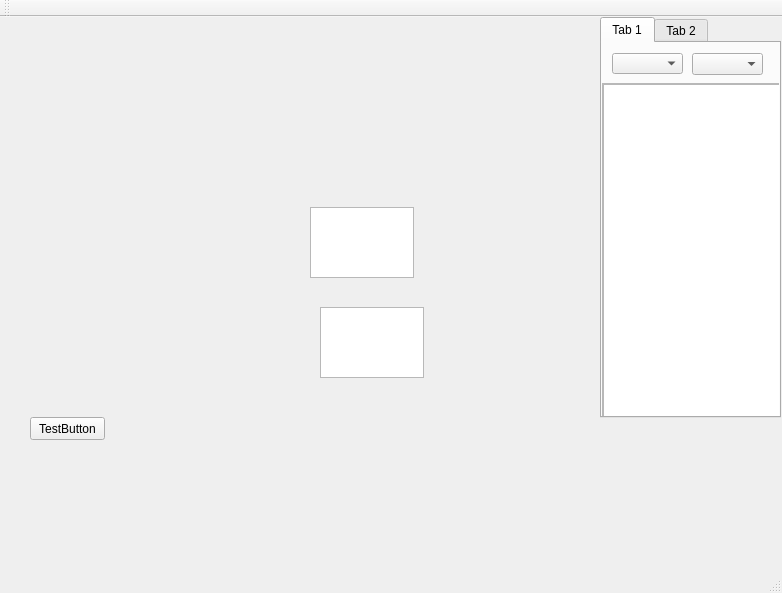
Koerner/Sturzflug-at-daedalus.ei.tum.de, file mainwindow.ui: the form before one commit.
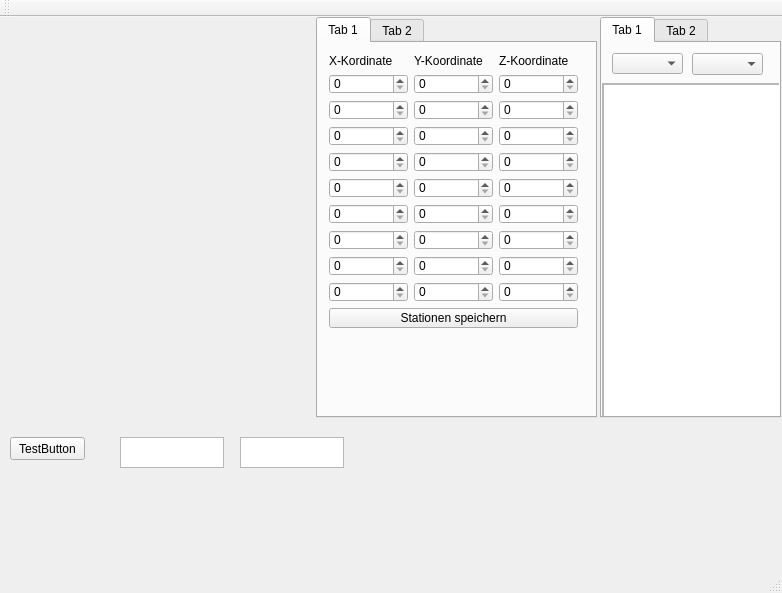
The form after the commit.

Commit message: GUI Bodenstationen Pos

The edit to the form file:
```diff
--- a/mainwindow.ui
+++ b/mainwindow.ui
@@ -17,8 +17,8 @@
    <widget class="QPushButton" name="TestButton">
     <property name="geometry">
      <rect>
-      <x>30</x>
-      <y>400</y>
+      <x>10</x>
+      <y>420</y>
       <width>75</width>
       <height>23</height>
      </rect>
@@ -30,10 +30,10 @@
    <widget class="QPlainTextEdit" name="XbeesendEdit">
     <property name="geometry">
      <rect>
-      <x>320</x>
-      <y>290</y>
+      <x>240</x>
+      <y>420</y>
       <width>104</width>
-      <height>71</height>
+      <height>31</height>
      </rect>
     </property>
    </widget>
@@ -186,13 +186,154 @@
    <widget class="QPlainTextEdit" name="IPSsendEdit">
     <property name="geometry">
      <rect>
-      <x>310</x>
-      <y>190</y>
+      <x>120</x>
+      <y>420</y>
       <width>104</width>
-      <height>71</height>
+      <height>31</height>
      </rect>
     </property>
    </widget>
+   <widget class="QTabWidget" name="tabWidget">
+    <property name="geometry">
+     <rect>
+      <x>316</x>
+      <y>0</y>
+      <width>281</width>
+      <height>401</height>
+     </rect>
+    </property>
+    <widget class="QWidget" name="tab_3">
+     <attribute name="title">
+      <string>Tab 1</string>
+     </attribute>
+     <widget class="QWidget" name="gridLayoutWidget">
+      <property name="geometry">
+       <rect>
+        <x>0</x>
+        <y>0</y>
+        <width>271</width>
+        <height>296</height>
+       </rect>
+      </property>
+      <layout class="QGridLayout" name="gridLayout">
+       <item row="2" column="1">
+        <widget class="QSpinBox" name="s2y"/>
+       </item>
+       <item row="7" column="1">
+        <widget class="QSpinBox" name="s7y"/>
+       </item>
+       <item row="2" column="0">
+        <widget class="QSpinBox" name="s2x"/>
+       </item>
+       <item row="1" column="0">
+        <widget class="QSpinBox" name="s1x"/>
+       </item>
+       <item row="8" column="0">
+        <widget class="QSpinBox" name="s8x"/>
+       </item>
+       <item row="6" column="0">
+        <widget class="QSpinBox" name="s6x"/>
+       </item>
+       <item row="0" column="2">
+        <widget class="QLabel" name="label_3">
+         <property name="text">
+          <string>Z-Koordinate</string>
+         </property>
+        </widget>
+       </item>
+       <item row="3" column="1">
+        <widget class="QSpinBox" name="s3y"/>
+       </item>
+       <item row="7" column="2">
+        <widget class="QSpinBox" name="s7z"/>
+       </item>
+       <item row="9" column="0">
+        <widget class="QSpinBox" name="s9x"/>
+       </item>
+       <item row="8" column="1">
+        <widget class="QSpinBox" name="s8y"/>
+       </item>
+       <item row="1" column="1">
+        <widget class="QSpinBox" name="s1y"/>
+       </item>
+       <item row="3" column="2">
+        <widget class="QSpinBox" name="s3z"/>
+       </item>
+       <item row="1" column="2">
+        <widget class="QSpinBox" name="s1z"/>
+       </item>
+       <item row="3" column="0">
+        <widget class="QSpinBox" name="s3x"/>
+       </item>
+       <item row="0" column="1">
+        <widget class="QLabel" name="label_2">
+         <property name="text">
+          <string>Y-Koordinate</string>
+         </property>
+        </widget>
+       </item>
+       <item row="0" column="0">
+        <widget class="QLabel" name="label">
+         <property name="text">
+          <string>X-Kordinate</string>
+         </property>
+        </widget>
+       </item>
+       <item row="2" column="2">
+        <widget class="QSpinBox" name="s2z"/>
+       </item>
+       <item row="5" column="0">
+        <widget class="QSpinBox" name="s5x"/>
+       </item>
+       <item row="4" column="0">
+        <widget class="QSpinBox" name="s4x"/>
+       </item>
+       <item row="8" column="2">
+        <widget class="QSpinBox" name="s8z"/>
+       </item>
+       <item row="4" column="1">
+        <widget class="QSpinBox" name="s4y"/>
+       </item>
+       <item row="6" column="2">
+        <widget class="QSpinBox" name="s6z"/>
+       </item>
+       <item row="5" column="1">
+        <widget class="QSpinBox" name="s5y"/>
+       </item>
+       <item row="6" column="1">
+        <widget class="QSpinBox" name="s6y"/>
+       </item>
+       <item row="4" column="2">
+        <widget class="QSpinBox" name="s4z"/>
+       </item>
+       <item row="5" column="2">
+        <widget class="QSpinBox" name="s5z"/>
+       </item>
+       <item row="7" column="0">
+        <widget class="QSpinBox" name="s7x"/>
+       </item>
+       <item row="9" column="1">
+        <widget class="QSpinBox" name="s9y"/>
+       </item>
+       <item row="9" column="2">
+        <widget class="QSpinBox" name="s9z"/>
+       </item>
+       <item row="10" column="0" colspan="3">
+        <widget class="QPushButton" name="posStationSetzen">
+         <property name="text">
+          <string>Stationen speichern</string>
+         </property>
+        </widget>
+       </item>
+      </layout>
+     </widget>
+    </widget>
+    <widget class="QWidget" name="tab_4">
+     <attribute name="title">
+      <string>Tab 2</string>
+     </attribute>
+    </widget>
+   </widget>
   </widget>
   <widget class="QMenuBar" name="menuBar">
    <property name="geometry">
```
The commit also changes 2 other files.
